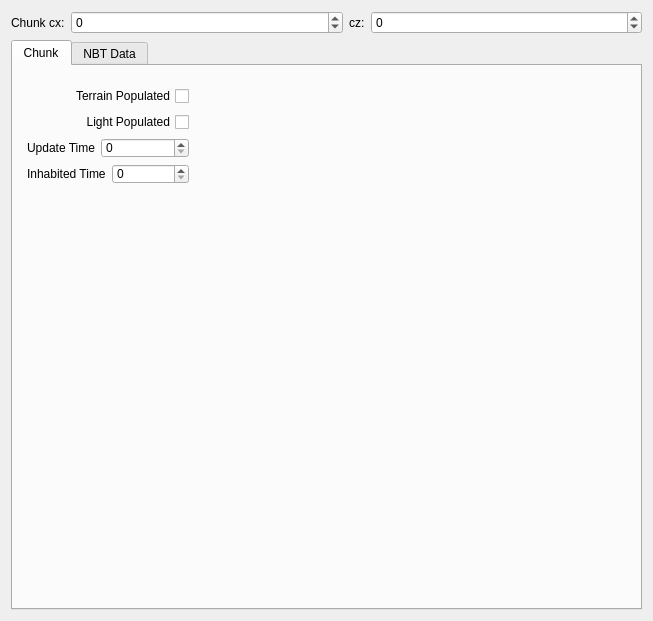
First picture: the form in src/mcedit2/ui/editortools/edit_chunk.ui, repository mcedit/mcedit2, before the edit.
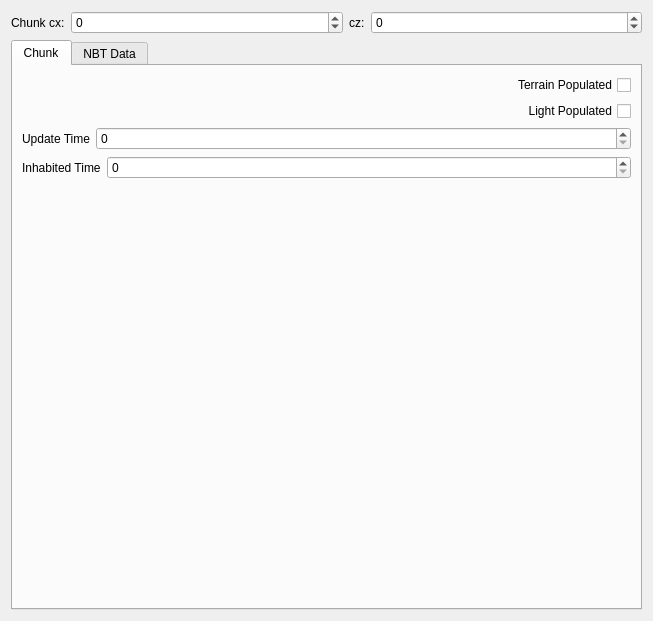
Second picture: the form after the edit. Custom widgets are drawn as their Qt base class.

Commit message: NBTTreeView now inherits QTreeView and is used in place of QTreeView in several places.

```diff
--- a/src/mcedit2/ui/editortools/edit_chunk.ui
+++ b/src/mcedit2/ui/editortools/edit_chunk.ui
@@ -70,15 +70,8 @@
       <attribute name="title">
        <string>Chunk</string>
       </attribute>
-      <widget class="QWidget" name="">
-       <property name="geometry">
-        <rect>
-         <x>14</x>
-         <y>20</y>
-         <width>162</width>
-         <height>98</height>
-        </rect>
-       </property>
+      <layout class="QHBoxLayout" name="horizontalLayout_5">
+       <item>
        <layout class="QVBoxLayout" name="verticalLayout_2">
         <item>
          <widget class="QCheckBox" name="terrainPopulatedInput">
@@ -184,10 +177,24 @@
           </item>
          </layout>
         </item>
-       </layout>
-      </widget>
-     </widget>
-     <widget class="NBTTreeView" name="nbtTreeView">
+         <item>
+          <spacer name="verticalSpacer">
+           <property name="orientation">
+            <enum>Qt::Vertical</enum>
+           </property>
+           <property name="sizeHint" stdset="0">
+            <size>
+             <width>20</width>
+             <height>40</height>
+            </size>
+           </property>
+          </spacer>
+         </item>
+        </layout>
+       </item>
+      </layout>
+     </widget>
+     <widget class="QWidget" name="nbtTab">
       <attribute name="title">
        <string>NBT Data</string>
       </attribute>
@@ -199,7 +206,7 @@
  <customwidgets>
   <customwidget>
    <class>NBTTreeView</class>
-   <extends>QWidget</extends>
+   <extends>QTreeView</extends>
    <header>nbttreeview.h</header>
    <container>1</container>
   </customwidget>
```
Left out of the diff: 15 changed lines with no effect on the pictures. Lines whose indentation alone changed are shown as unchanged. The commit also changes 4 other files.
